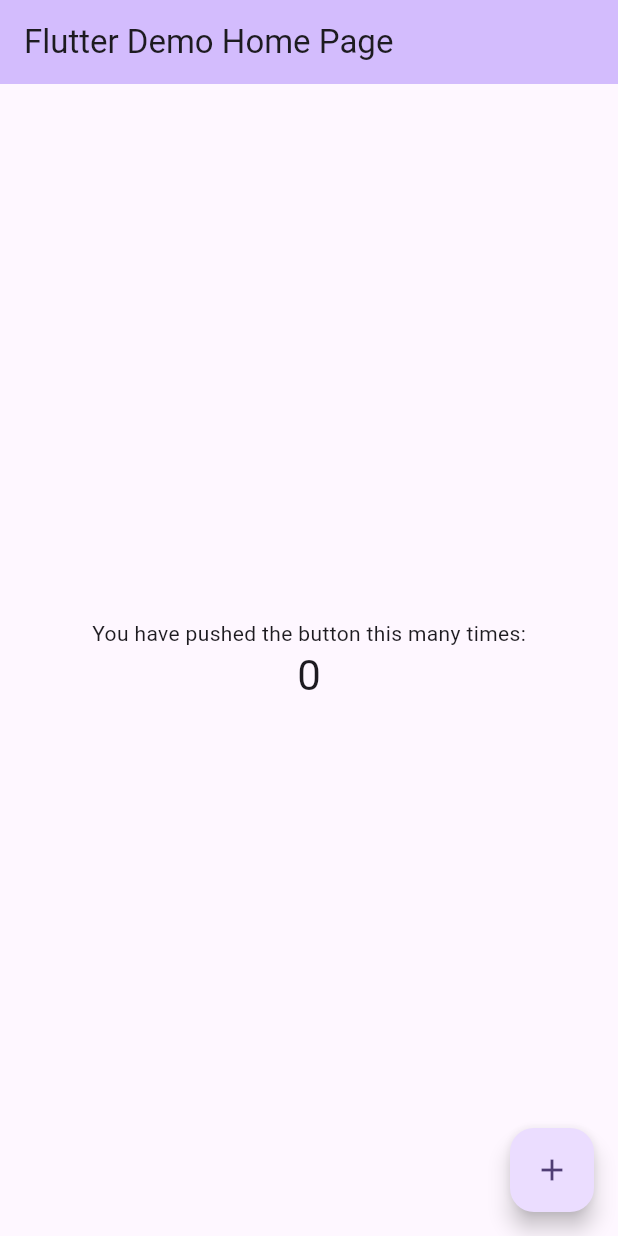
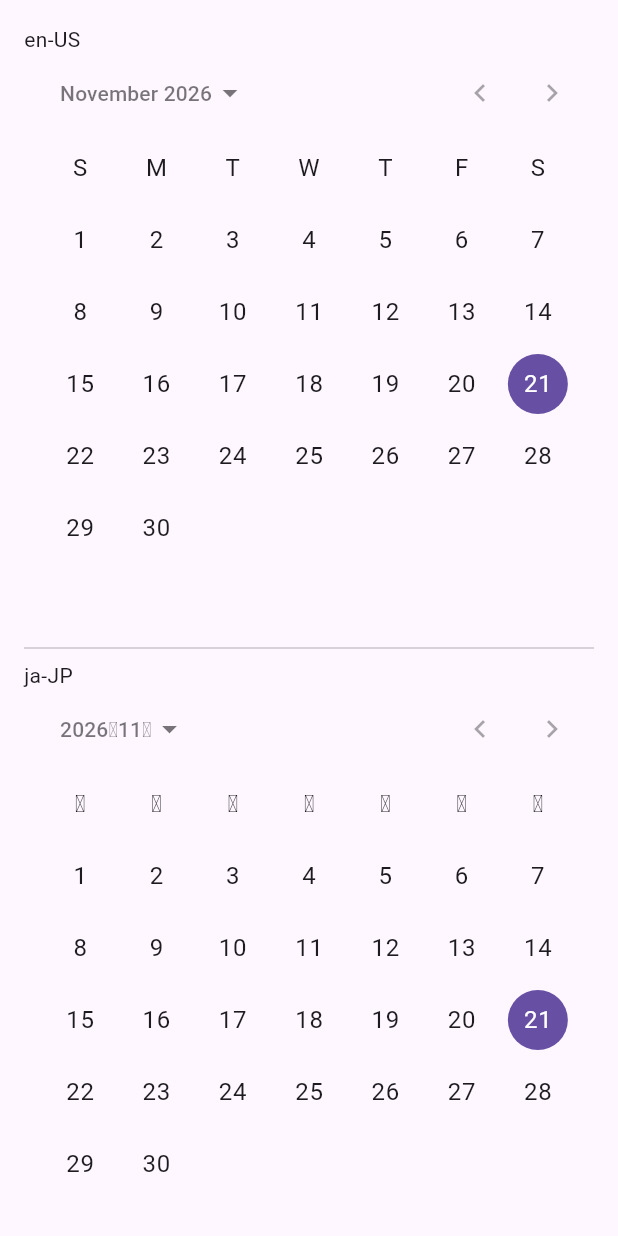
Before and after one commit to thorvat24/Lokalizacija-internacionalizacija, a Flutter app: the screen it shows after launch, on a phone screen of 412 x 824 dp. Run offline on Flutter 3.47's test engine with Material 3 defaults, Android fonts, the phone set to English and light mode, and no system bars.

Commit message:
Add localized F1 calendar demo

```diff
--- a/f1_circuits/lib/main.dart
+++ b/f1_circuits/lib/main.dart
@@ -1,121 +1,65 @@
-import 'package:material_ui/material_ui.dart';
+import 'package:flutter/material.dart';
+import 'package:flutter_localizations/flutter_localizations.dart';
 
-void main() {
-  runApp(const MyApp());
-}
+void main() => runApp(const F1CalendarDemo());
 
-class MyApp extends StatelessWidget {
-  const MyApp({super.key});
+class F1CalendarDemo extends StatelessWidget {
+  const F1CalendarDemo({super.key});
 
-  // This widget is the root of your application.
   @override
   Widget build(BuildContext context) {
     return MaterialApp(
-      title: 'Flutter Demo',
-      theme: ThemeData(
-        // This is the theme of your application.
-        //
-        // TRY THIS: Try running your application with "flutter run". You'll see
-        // the application has a purple toolbar. Then, without quitting the app,
-        // try changing the seedColor in the colorScheme below to Colors.green
-        // and then invoke "hot reload" (save your changes or press the "hot
-        // reload" button in a Flutter-supported IDE, or press "r" if you used
-        // the command line to start the app).
-        //
-        // Notice that the counter didn't reset back to zero; the application
-        // state is not lost during the reload. To reset the state, use hot
-        // restart instead.
-        //
-        // This works for code too, not just values: Most code changes can be
-        // tested with just a hot reload.
-        colorScheme: .fromSeed(seedColor: Colors.deepPurple),
-      ),
-      home: const MyHomePage(title: 'Flutter Demo Home Page'),
+      locale: const Locale('en', 'US'),
+      supportedLocales: const [
+        Locale('en', 'US'),
+        Locale('de', 'DE'),
+        Locale('ja', 'JP'),
+      ],
+      localizationsDelegates: GlobalMaterialLocalizations.delegates,
+      home: Builder(
+        builder: (appContext) {
+          final raceDay = DateTime(2026, 11, 21);
+
+          Widget raceCalendar() {
+            return CalendarDatePicker(
+              initialDate: raceDay,
+              firstDate: DateTime(2026, 11, 1),
+              lastDate: DateTime(2026, 11, 30),
+              onDateChanged: (_) {},
             );
           }
-}
 
-class MyHomePage extends StatefulWidget {
-  const MyHomePage({super.key, required this.title});
-
-  // This widget is the home page of your application. It is stateful, meaning
-  // that it has a State object (defined below) that contains fields that affect
-  // how it looks.
-
-  // This class is the configuration for the state. It holds the values (in this
-  // case the title) provided by the parent (in this case the App widget) and
-  // used by the build method of the State. Fields in a Widget subclass are
-  // always marked "final".
-
-  final String title;
-
-  @override
-  State<MyHomePage> createState() => _MyHomePageState();
-}
-
-class _MyHomePageState extends State<MyHomePage> {
-  int _counter = 0;
-
-  void _incrementCounter() {
-    setState(() {
-      // This call to setState tells the Flutter framework that something has
-      // changed in this State, which causes it to rerun the build method below
-      // so that the display can reflect the updated values. If we changed
-      // _counter without calling setState(), then the build method would not be
-      // called again, and so nothing would appear to happen.
-      _counter++;
-    });
-  }
-
-  @override
-  Widget build(BuildContext context) {
-    // This method is rerun every time setState is called, for instance as done
-    // by the _incrementCounter method above.
-    //
-    // The Flutter framework has been optimized to make rerunning build methods
-    // fast, so that you can just rebuild anything that needs updating rather
-    // than having to individually change instances of widgets.
           return Scaffold(
-      appBar: AppBar(
-        // TRY THIS: Try changing the color here to a specific color (to
-        // Colors.amber, perhaps?) and trigger a hot reload to see the AppBar
-        // change color while the other colors stay the same.
-        backgroundColor: Theme.of(context).colorScheme.inversePrimary,
-        // Here we take the value from the MyHomePage object that was created by
-        // the App.build method, and use it to set our appbar title.
-        title: Text(widget.title),
+            body: SafeArea(
+              child: ListView(
+                padding: const EdgeInsets.all(16),
+                children: [
+                  Text(Localizations.localeOf(appContext).toLanguageTag()),
+                  raceCalendar(),
+                  const Divider(),
+                  Localizations.override(
+                    context: appContext,
+                    locale: const Locale('ja', 'JP'),
+                    child: Builder(
+                      builder: (calendarContext) {
+                        return Column(
+                          crossAxisAlignment: CrossAxisAlignment.start,
+                          children: [
+                            Text(
+                              Localizations.localeOf(calendarContext)
+                                  .toLanguageTag(),
                             ),
-      body: Center(
-        // Center is a layout widget. It takes a single child and positions it
-        // in the middle of the parent.
-        child: Column(
-          // Column is also a layout widget. It takes a list of children and
-          // arranges them vertically. By default, it sizes itself to fit its
-          // children horizontally, and tries to be as tall as its parent.
-          //
-          // Column has various properties to control how it sizes itself and
-          // how it positions its children. Here we use mainAxisAlignment to
-          // center the children vertically; the main axis here is the vertical
-          // axis because Columns are vertical (the cross axis would be
-          // horizontal).
-          //
-          // TRY THIS: Invoke "debug painting" (choose the "Toggle Debug Paint"
-          // action in the IDE, or press "p" in the console), to see the
-          // wireframe for each widget.
-          mainAxisAlignment: .center,
-          children: [
-            const Text('You have pushed the button this many times:'),
-            Text(
-              '$_counter',
-              style: Theme.of(context).textTheme.headlineMedium,
+                            raceCalendar(),
+                          ],
+                        );
+                      },
+                    ),
                   ),
                 ],
               ),
             ),
-      floatingActionButton: FloatingActionButton(
-        onPressed: _incrementCounter,
-        tooltip: 'Increment',
-        child: const Icon(Icons.add),
+          );
+        },
       ),
     );
   }
--- a/f1_circuits/pubspec.yaml
+++ b/f1_circuits/pubspec.yaml
@@ -2,7 +2,7 @@ name: f1_circuits
 description: "A new Flutter project."
 # The following line prevents the package from being accidentally published to
 # pub.dev using `flutter pub publish`. This is preferred for private packages.
-publish_to: 'none' # Remove this line if you wish to publish to pub.dev
+publish_to: "none" # Remove this line if you wish to publish to pub.dev
 
 # The following defines the version and build number for your application.
 # A version number is three numbers separated by dots, like 1.2.43
@@ -31,6 +31,9 @@ dependencies:
   flutter:
     sdk: flutter
   material_ui: ^1.1.0
+  flutter_localizations:
+    sdk: flutter
+  intl: any
 
   # The following adds the Cupertino Icons font to your application.
   # Use with the CupertinoIcons class for iOS style icons.
@@ -52,7 +55,6 @@ dev_dependencies:
 
 # The following section is specific to Flutter packages.
 flutter:
-
   # The following line ensures that the Material Icons font is
   # included with your application, so that you can use the icons in
   # the material Icons class.
```
Also changed, not shown: f1_circuits/pubspec.lock. Lines whose indentation alone changed are shown as unchanged.
